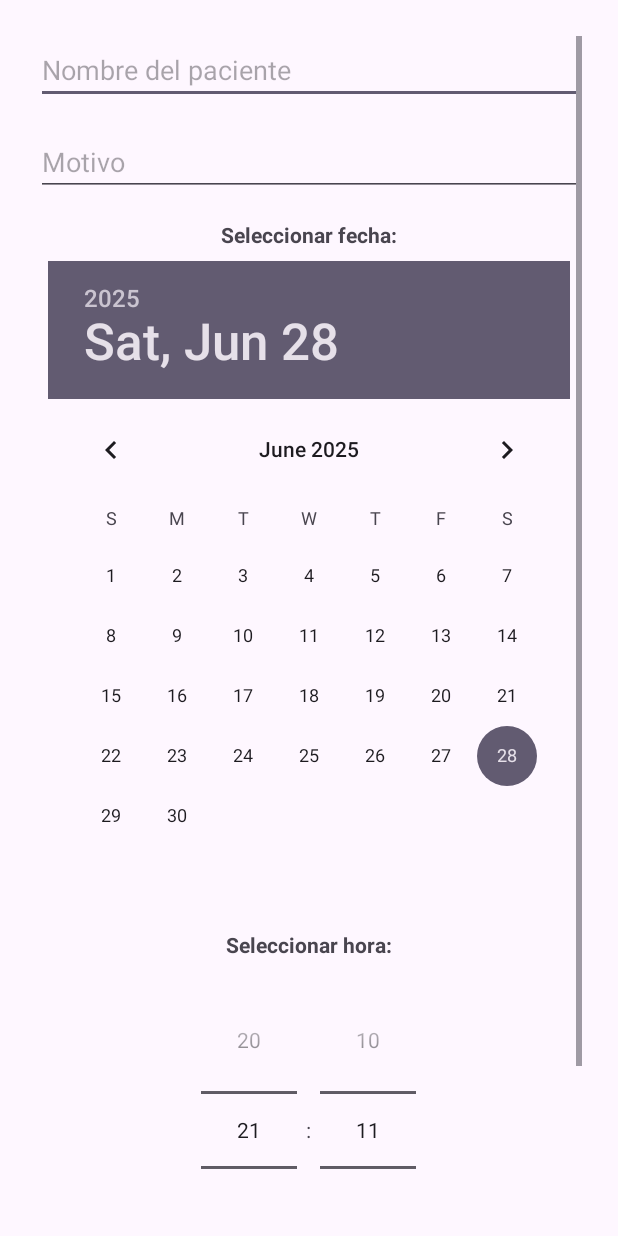
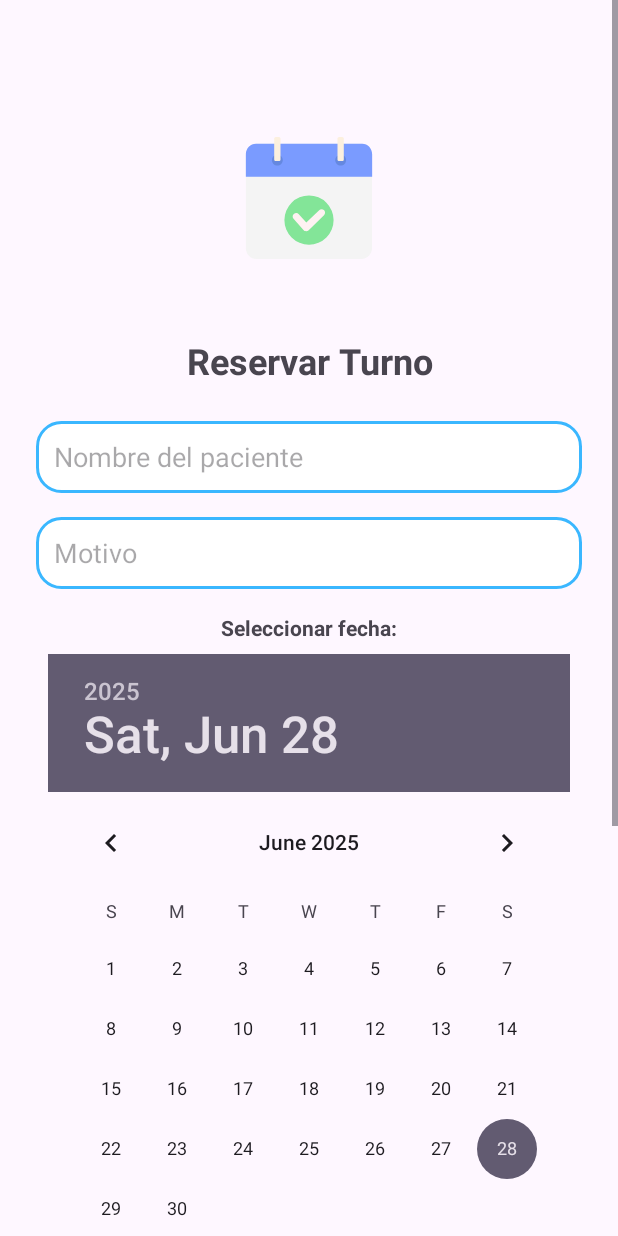
Before and after one commit to yachela/turna-mobile, an Android app: the AgregarTurnoActivity screen opened directly, with no data from a screen before it, on a phone screen of 412 x 824 dp. Run offline under Robolectric (Android 15) with nearby library versions, the phone set to English and light mode, and no system bars.

Commit message:
UI: actualizo pantalla de agregar turno con nuevo diseño y márgenes

```diff
--- a/app/src/main/res/layout/activity_agregar_turno.xml
+++ b/app/src/main/res/layout/activity_agregar_turno.xml
@@ -2,28 +2,53 @@
 <ScrollView xmlns:android="http://schemas.android.com/apk/res/android"
     android:layout_width="match_parent"
     android:layout_height="match_parent"
-    android:padding="24dp">
+    android:fillViewport="true">
 
     <LinearLayout
+        android:orientation="vertical"
+        android:padding="24dp"
         android:layout_width="match_parent"
         android:layout_height="wrap_content"
-        android:orientation="vertical"
         android:gravity="center_horizontal">
+
+        <ImageView
+            android:id="@+id/imageViewLogo"
+            android:src="@drawable/turna"
+            android:layout_width="120dp"
+            android:layout_height="120dp"
+            android:layout_gravity="center"
+            android:contentDescription="@string/logo_turna"
+            android:layout_marginTop="48dp"
+            android:layout_marginBottom="32dp"/>
+
+        <TextView
+            android:id="@+id/textViewReservarTurno"
+            android:text="Reservar Turno"
+            android:textSize="24sp"
+            android:textStyle="bold"
+            android:gravity="center"
+            android:layout_width="match_parent"
+            android:layout_height="wrap_content"
+            android:layout_marginBottom="24dp" />
 
         <EditText
             android:id="@+id/editTextNombre"
             android:layout_width="match_parent"
-            android:layout_height="wrap_content"
+            android:layout_height="48dp"
             android:hint="Nombre del paciente"
             android:inputType="textPersonName"
+            android:background="@drawable/rounded_edittext"
+            android:padding="12dp"
             android:layout_marginBottom="16dp" />
 
         <EditText
             android:id="@+id/editTextMotivo"
             android:layout_width="match_parent"
-            android:layout_height="wrap_content"
+            android:layout_height="48dp"
             android:hint="Motivo"
             android:inputType="text"
+            android:background="@drawable/rounded_edittext"
+            android:padding="12dp"
             android:layout_marginBottom="16dp" />
 
         <TextView
@@ -39,6 +64,7 @@
             android:layout_height="wrap_content"
             android:layout_marginBottom="16dp" />
 
+
         <TextView
             android:layout_width="wrap_content"
             android:layout_height="wrap_content"
@@ -51,12 +77,17 @@
             android:layout_width="wrap_content"
             android:layout_height="wrap_content"
             android:timePickerMode="spinner"
-            android:layout_marginBottom="24dp" />
+            android:layout_marginBottom="32dp" />
 
         <Button
             android:id="@+id/btnGuardar"
-            android:layout_width="wrap_content"
-            android:layout_height="wrap_content"
-            android:text="Guardar Turno" />
+            android:layout_width="match_parent"
+            android:layout_height="48dp"
+            android:text="Guardar Turno"
+            android:backgroundTint="@color/turna_primary"
+            android:textColor="@android:color/white"
+            android:textAllCaps="false"
+            android:layout_marginTop="8dp"/>
+
     </LinearLayout>
 </ScrollView>
```
